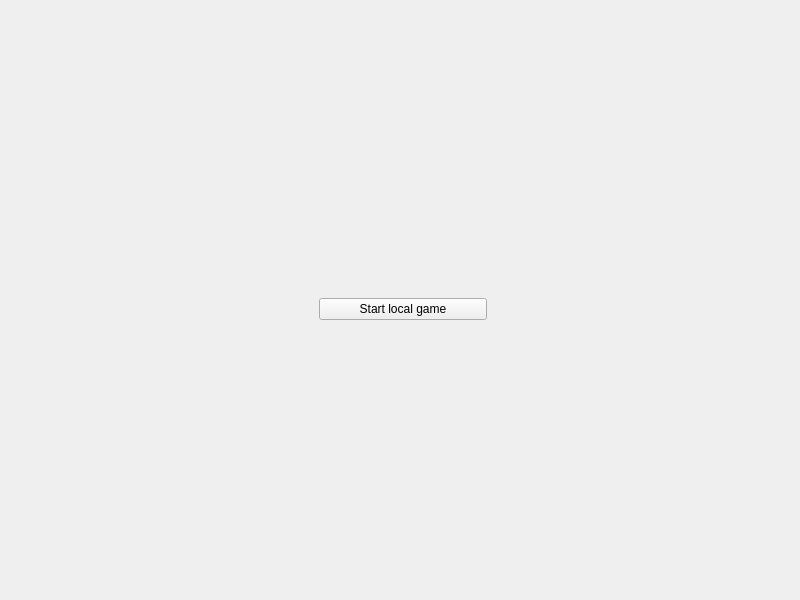
Fasinir/chess-cpp, file src/view/MainWindow.ui: the form before one commit.
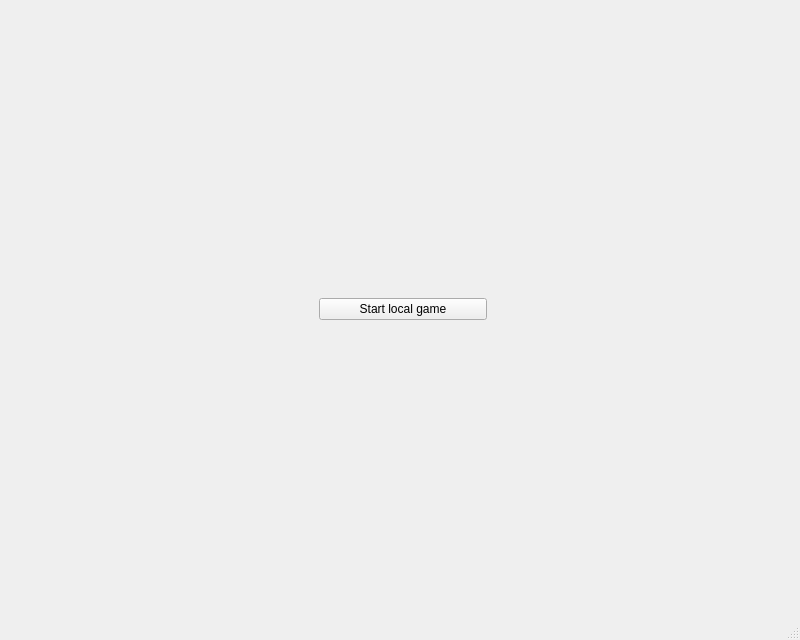
The form after the commit.

```diff
--- a/src/view/MainWindow.ui
+++ b/src/view/MainWindow.ui
@@ -7,7 +7,7 @@
     <x>0</x>
     <y>0</y>
     <width>800</width>
-    <height>600</height>
+    <height>640</height>
    </rect>
   </property>
   <property name="windowTitle">
@@ -145,6 +145,7 @@
     </item>
    </layout>
   </widget>
+  <widget class="QStatusBar" name="statusBar"/>
  </widget>
  <resources/>
  <connections/>
```
